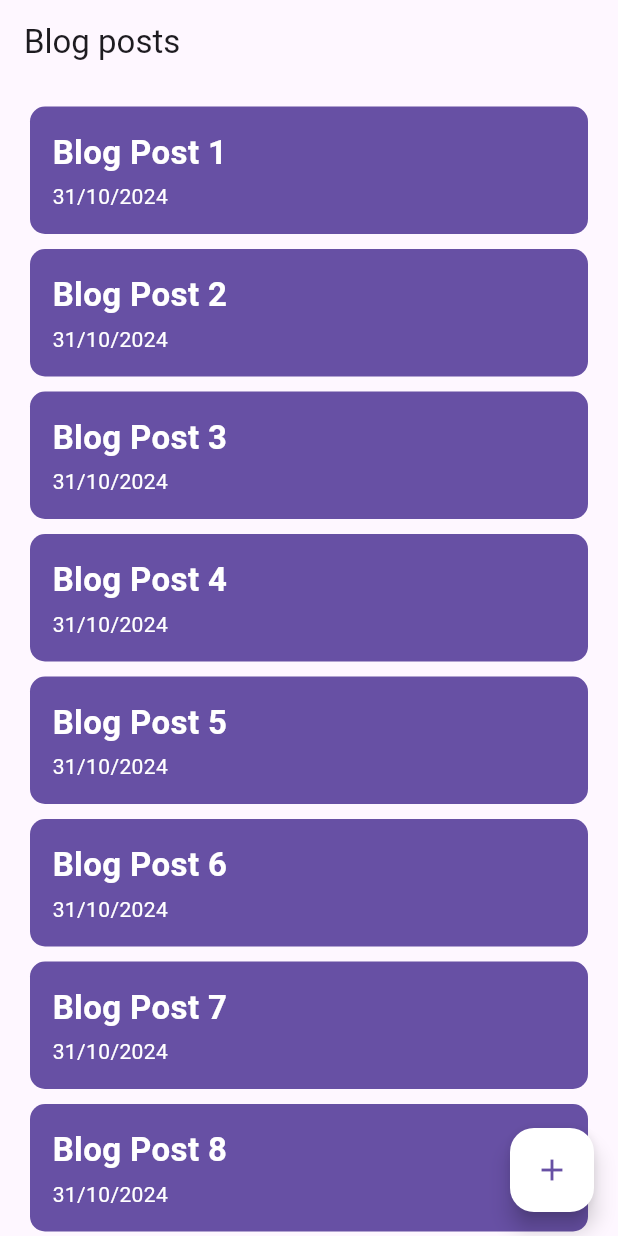
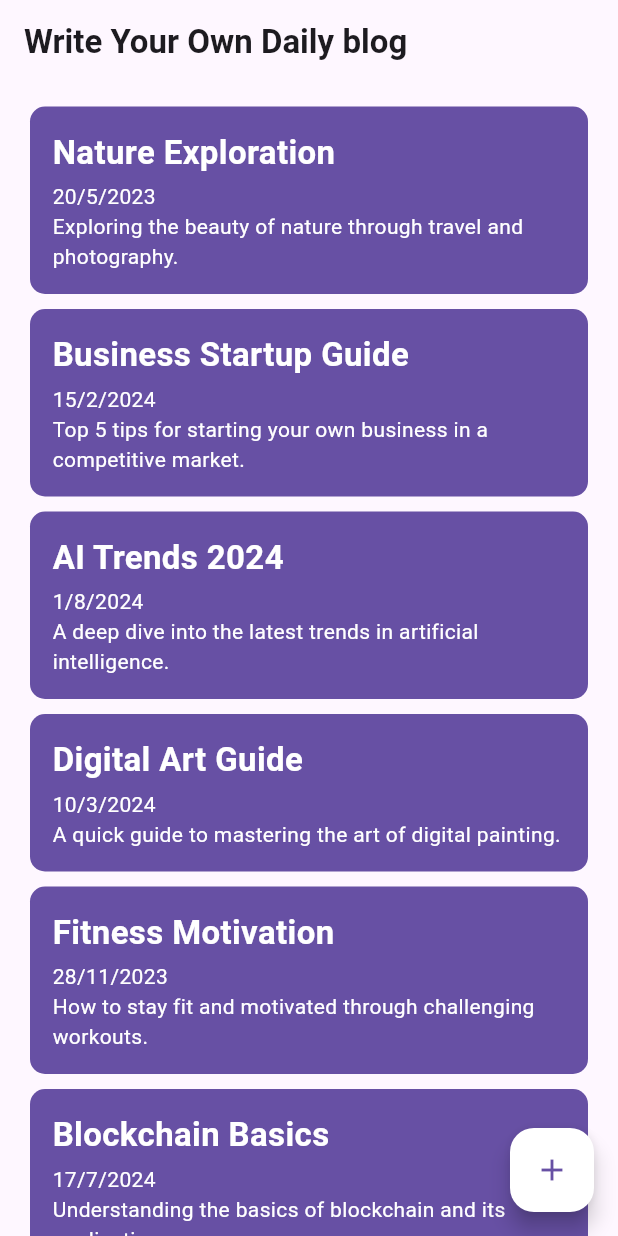
Before and after one commit to MashRafi-313/blog-app, a Flutter app: the screen it shows after launch, on a phone screen of 412 x 824 dp. Run offline on Flutter 3.47's test engine with Material 3 defaults, Android fonts, the phone set to English and light mode, and no system bars; our stand-ins replace get_it.

Commit message:
update/remove/add blog added

```diff
--- a/lib/blog_post_list.dart
+++ b/lib/blog_post_list.dart
@@ -19,7 +19,7 @@ class BlogPostList extends StatelessWidget {
   Widget build(BuildContext context) {
     return Scaffold(
       appBar: AppBar(
-        title: const Text("Blog posts"),
+        title: const Text("Write Your Own Daily blog",style: TextStyle(fontWeight: FontWeight.w700),),
         elevation: 0.0,
       ),
       floatingActionButton: FloatingActionButton(
@@ -86,6 +86,10 @@ class BlogPostList extends StatelessWidget {
                             Text(
                               formatDate(blogPost.publishDate),
                               style: const TextStyle(color: Colors.white),
+                            ),
+                            Text(
+                              blogPost.content,
+                              style: const TextStyle(color: Colors.white),
                             )
                           ],
                         ),
--- a/lib/blog_post_modify.dart
+++ b/lib/blog_post_modify.dart
@@ -1,16 +1,20 @@
 import 'dart:math';
 
+import 'package:blog_app/blog_post_view_model.dart';
 import 'package:flutter/cupertino.dart';
 import 'package:flutter/material.dart';
+import 'package:get_it/get_it.dart';
 import 'blog_post.dart';
 
 class BlogPostModify extends StatelessWidget {
   final BlogPost? blogPost;
 
+  BlogPostViewModel get _vm => GetIt.I<BlogPostViewModel>();
+
   bool get isEditing => blogPost != null;
 
-  BlogPostModify({this.blogPost = null}){
-    if(isEditing){
+  BlogPostModify({this.blogPost = null}) {
+    if (isEditing) {
       titleController.text = blogPost!.title;
       contentController.text = blogPost!.content;
       authorController.text = blogPost!.author;
@@ -21,7 +25,6 @@ class BlogPostModify extends StatelessWidget {
   final TextEditingController contentController = TextEditingController();
   final TextEditingController authorController = TextEditingController();
 
-
   @override
   Widget build(BuildContext context) {
     return Scaffold(
@@ -29,11 +32,15 @@ class BlogPostModify extends StatelessWidget {
         title: Text(isEditing ? "Edit blog post" : "Create blog post"),
         elevation: 0.0,
         actions: [
-          isEditing ? IconButton(
+          isEditing
+              ? IconButton(
+                  icon: const Icon(Icons.delete),
                   onPressed: () {
+                    _vm.removeBlogPost(this.blogPost!.id);
                     Navigator.of(context).pop();
                   },
-              icon: const Icon(Icons.delete)) : Container(),
+                )
+              : Container(),
         ],
       ),
       body: Padding(
@@ -43,34 +50,47 @@ class BlogPostModify extends StatelessWidget {
           children: [
             TextField(
               controller: titleController,
-              decoration: const InputDecoration(
-                  hintText: "Title"
+              decoration: const InputDecoration(hintText: "Title"),
             ),
+            const SizedBox(
+              height: 5,
             ),
-            const SizedBox(height: 5,), TextField(
+            TextField(
               controller: contentController,
-              decoration: const InputDecoration(
-                  hintText: "Content"
+              decoration: const InputDecoration(hintText: "Content"),
             ),
+            const SizedBox(
+              height: 5,
             ),
-            const SizedBox(height: 5,), TextField(
+            TextField(
               controller: authorController,
-              decoration: const InputDecoration(
-                  hintText: "Author"
+              decoration: const InputDecoration(hintText: "Author"),
             ),
+            const SizedBox(
+              height: 5,
             ),
-            const SizedBox(height: 5,),
             SizedBox(
               width: double.infinity,
-              child: ElevatedButton(onPressed: () {
+              child: ElevatedButton(
+                onPressed: () {
                   final blogPost = BlogPost(
-                  id: isEditing ? this.blogPost!.id : Random().nextInt(100000),
+                    id: isEditing
+                        ? this.blogPost!.id
+                        : Random().nextInt(100000),
                     title: titleController.text,
                     content: contentController.text,
                     author: authorController.text,
                     publishDate: DateTime.now(),
                   );
-              }, child: Text("Save"),
+                  if (isEditing) {
+                    _vm.updateBlogPost(blogPost);
+                  } else {
+                    _vm.addBlogPost(blogPost);
+                  }
+                },
+                child: Text(
+                  "Save",
+                ),
               ),
             )
           ],
--- a/lib/blog_post_view_model.dart
+++ b/lib/blog_post_view_model.dart
@@ -8,67 +8,138 @@ class BlogPostViewModel {
   Stream<List<BlogPost>> get outBlogPostList => blogPostListController.stream;
 
   Sink<List<BlogPost>> get _inBlogPostList => blogPostListController.sink;
+  late List<BlogPost> _blogPosts;
+  BlogPostViewModel() {
+    outBlogPostList.listen((data) {
+        _blogPosts = data;
+    });
 
-  BlogPostViewModel() {
     Future.delayed(Duration(seconds: 3)).then((_) {
+      // _inBlogPostList.add([
+      //   new BlogPost(
+      //       id: 1,
+      //       author: 'Author',
+      //       content:
+      //           'AuthorAuthorAuthorAuthorAuthorAuthorAuthorAuthorAuthorAuthorAuthorAuthorAuthorAuthorAuthorAuthorAuthorAuthorAuthorAuthorAuthorAuthorAuthorAuthor',
+      //       publishDate: DateTime.now(),
+      //       title: 'Blog Post 1'),
+      //   new BlogPost(
+      //       id: 2,
+      //       author: 'Author',
+      //       content:
+      //           'AuthorAuthorAuthorAuthorAuthorAuthorAuthorAuthorAuthorAuthorAuthorAuthorAuthorAuthorAuthorAuthorAuthorAuthorAuthorAuthorAuthorAuthorAuthorAuthor',
+      //       publishDate: DateTime.now(),
+      //       title: 'Blog Post 2'),
+      //   new BlogPost(
+      //       id: 3,
+      //       author: 'Author',
+      //       content:
+      //           'AuthorAuthorAuthorAuthorAuthorAuthorAuthorAuthorAuthorAuthorAuthorAuthorAuthorAuthorAuthorAuthorAuthorAuthorAuthorAuthorAuthorAuthorAuthorAuthor',
+      //       publishDate: DateTime.now(),
+      //       title: 'Blog Post 3'),
+      //   new BlogPost(
+      //       id: 4,
+      //       author: 'Author',
+      //       content:
+      //           'AuthorAuthorAuthorAuthorAuthorAuthorAuthorAuthorAuthorAuthorAuthorAuthorAuthorAuthorAuthorAuthorAuthorAuthorAuthorAuthorAuthorAuthorAuthorAuthor',
+      //       publishDate: DateTime.now(),
+      //       title: 'Blog Post 4'),
+      //   new BlogPost(
+      //       id: 5,
+      //       author: 'Author',
+      //       content:
+      //           'AuthorAuthorAuthorAuthorAuthorAuthorAuthorAuthorAuthorAuthorAuthorAuthorAuthorAuthorAuthorAuthorAuthorAuthorAuthorAuthorAuthorAuthorAuthorAuthor',
+      //       publishDate: DateTime.now(),
+      //       title: 'Blog Post 5'),
+      //   new BlogPost(
+      //       id: 6,
+      //       author: 'Author',
+      //       content:
+      //           'AuthorAuthorAuthorAuthorAuthorAuthorAuthorAuthorAuthorAuthorAuthorAuthorAuthorAuthorAuthorAuthorAuthorAuthorAuthorAuthorAuthorAuthorAuthorAuthor',
+      //       publishDate: DateTime.now(),
+      //       title: 'Blog Post 6'),
+      //   new BlogPost(
+      //       id: 7,
+      //       author: 'Author',
+      //       content:
+      //           'AuthorAuthorAuthorAuthorAuthorAuthorAuthorAuthorAuthorAuthorAuthorAuthorAuthorAuthorAuthorAuthorAuthorAuthorAuthorAuthorAuthorAuthorAuthorAuthor',
+      //       publishDate: DateTime.now(),
+      //       title: 'Blog Post 7'),
+      //   new BlogPost(
+      //       id: 8,
+      //       author: 'Author',
+      //       content:
+      //           'AuthorAuthorAuthorAuthorAuthorAuthorAuthorAuthorAuthorAuthorAuthorAuthorAuthorAuthorAuthorAuthorAuthorAuthorAuthorAuthorAuthorAuthorAuthorAuthor',
+      //       publishDate: DateTime.now(),
+      //       title: 'Blog Post 8')
+      // ]);
       _inBlogPostList.add([
-        new BlogPost(
-            id: 1,
-            author: 'Author',
-            content:
-                'AuthorAuthorAuthorAuthorAuthorAuthorAuthorAuthorAuthorAuthorAuthorAuthorAuthorAuthorAuthorAuthorAuthorAuthorAuthorAuthorAuthorAuthorAuthorAuthor',
-            publishDate: DateTime.now(),
-            title: 'Blog Post 1'),
-        new BlogPost(
-            id: 2,
-            author: 'Author',
-            content:
-                'AuthorAuthorAuthorAuthorAuthorAuthorAuthorAuthorAuthorAuthorAuthorAuthorAuthorAuthorAuthorAuthorAuthorAuthorAuthorAuthorAuthorAuthorAuthorAuthor',
-            publishDate: DateTime.now(),
-            title: 'Blog Post 2'),
-        new BlogPost(
-            id: 3,
-            author: 'Author',
-            content:
-                'AuthorAuthorAuthorAuthorAuthorAuthorAuthorAuthorAuthorAuthorAuthorAuthorAuthorAuthorAuthorAuthorAuthorAuthorAuthorAuthorAuthorAuthorAuthorAuthor',
-            publishDate: DateTime.now(),
-            title: 'Blog Post 3'),
-        new BlogPost(
-            id: 4,
-            author: 'Author',
-            content:
-                'AuthorAuthorAuthorAuthorAuthorAuthorAuthorAuthorAuthorAuthorAuthorAuthorAuthorAuthorAuthorAuthorAuthorAuthorAuthorAuthorAuthorAuthorAuthorAuthor',
-            publishDate: DateTime.now(),
-            title: 'Blog Post 4'),
-        new BlogPost(
-            id: 5,
-            author: 'Author',
-            content:
-                'AuthorAuthorAuthorAuthorAuthorAuthorAuthorAuthorAuthorAuthorAuthorAuthorAuthorAuthorAuthorAuthorAuthorAuthorAuthorAuthorAuthorAuthorAuthorAuthor',
-            publishDate: DateTime.now(),
-            title: 'Blog Post 5'),
-        new BlogPost(
-            id: 6,
-            author: 'Author',
-            content:
-                'AuthorAuthorAuthorAuthorAuthorAuthorAuthorAuthorAuthorAuthorAuthorAuthorAuthorAuthorAuthorAuthorAuthorAuthorAuthorAuthorAuthorAuthorAuthorAuthor',
-            publishDate: DateTime.now(),
-            title: 'Blog Post 6'),
-        new BlogPost(
-            id: 7,
-            author: 'Author',
-            content:
-                'AuthorAuthorAuthorAuthorAuthorAuthorAuthorAuthorAuthorAuthorAuthorAuthorAuthorAuthorAuthorAuthorAuthorAuthorAuthorAuthorAuthorAuthorAuthorAuthor',
-            publishDate: DateTime.now(),
-            title: 'Blog Post 7'),
-        new BlogPost(
-            id: 8,
-            author: 'Author',
-            content:
-                'AuthorAuthorAuthorAuthorAuthorAuthorAuthorAuthorAuthorAuthorAuthorAuthorAuthorAuthorAuthorAuthorAuthorAuthorAuthorAuthorAuthorAuthorAuthorAuthor',
-            publishDate: DateTime.now(),
-            title: 'Blog Post 8')
+        BlogPost(
+            id: 12,
+            author: 'Sarah Williams',
+            content: 'Exploring the beauty of nature through travel and photography.',
+            publishDate: DateTime(2023, 5, 20),
+            title: 'Nature Exploration'),
+        BlogPost(
+            id: 27,
+            author: 'John Doe',
+            content: 'Top 5 tips for starting your own business in a competitive market.',
+            publishDate: DateTime(2024, 2, 15),
+            title: 'Business Startup Guide'),
+        BlogPost(
+            id: 34,
+            author: 'Aisha Rahman',
+            content: 'A deep dive into the latest trends in artificial intelligence.',
+            publishDate: DateTime(2024, 8, 1),
+            title: 'AI Trends 2024'),
+        BlogPost(
+            id: 45,
+            author: 'Carlos Mendoza',
+            content: 'A quick guide to mastering the art of digital painting.',
+            publishDate: DateTime(2024, 3, 10),
+            title: 'Digital Art Guide'),
+        BlogPost(
+            id: 51,
+            author: 'Emily Chen',
+            content: 'How to stay fit and motivated through challenging workouts.',
+            publishDate: DateTime(2023, 11, 28),
+            title: 'Fitness Motivation'),
+        BlogPost(
+            id: 68,
+            author: 'Liam Patel',
+            content: 'Understanding the basics of blockchain and its applications.',
+            publishDate: DateTime(2024, 7, 17),
+            title: 'Blockchain Basics'),
+        BlogPost(
+            id: 73,
+            author: 'Olivia Smith',
+            content: 'Exploring culinary arts: top recipes from around the world.',
+            publishDate: DateTime(2024, 4, 25),
+            title: 'World Recipes'),
+        BlogPost(
+            id: 89,
+            author: 'David Brown',
+            content: 'The secrets to mastering public speaking and presentations.',
+            publishDate: DateTime(2024, 1, 19),
+            title: 'Public Speaking 101')
       ]);
+
     });
   }
+  void addBlogPost(BlogPost blogPost){
+    _blogPosts.add(blogPost);
+    _inBlogPostList.add(_blogPosts);
+  }
+  void updateBlogPost(BlogPost blogPost){
+    final index = _blogPosts.indexOf(
+      _blogPosts.where((bp)=> bp.id == blogPost.id).first
+    );
+    _blogPosts[index] = blogPost;
+    _inBlogPostList.add(_blogPosts);
+  }
+
+  void removeBlogPost(int id){
+    _blogPosts.removeWhere((post)=> post.id == id);
+    _inBlogPostList.add(_blogPosts);
+  }
 }
```
Lines whose indentation alone changed are shown as unchanged.
